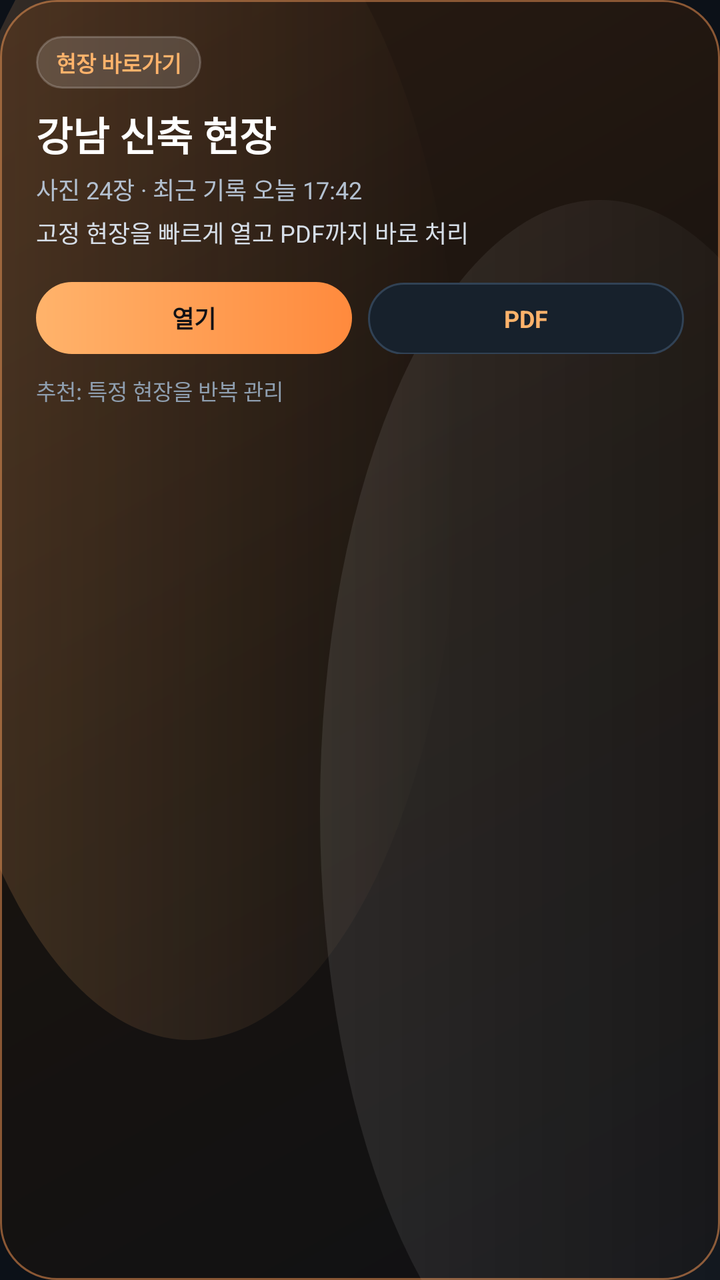
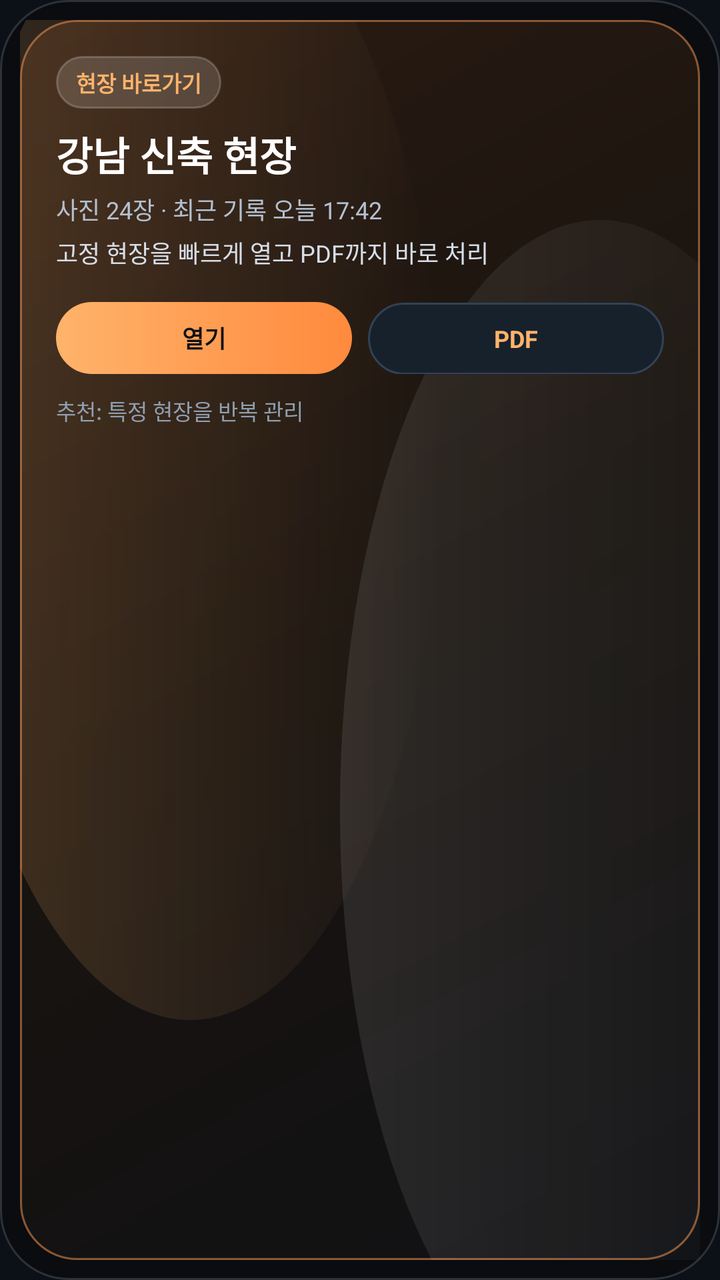

Screens rendered from an Android XML layout before and after an edit, with the pre-edit source and the edit as a unified diff.
<!-- AndroidManifest.xml: application theme Theme.Siteboard -->
<!-- res/layout/widget_preview_project_shortcut.xml -->
<?xml version="1.0" encoding="utf-8"?>
<LinearLayout xmlns:android="http://schemas.android.com/apk/res/android"
    android:layout_width="match_parent"
    android:layout_height="match_parent"
    android:background="@drawable/bg_widget_preview_luxury"
    android:orientation="vertical"
    android:padding="18dp">

    <TextView
        android:layout_width="wrap_content"
        android:layout_height="wrap_content"
        android:background="@drawable/bg_widget_preview_pill"
        android:paddingHorizontal="10dp"
        android:paddingVertical="5dp"
        android:text="현장 바로가기"
        android:textColor="#FFFFB36B"
        android:textSize="11sp"
        android:textStyle="bold" />

    <TextView
        android:layout_width="match_parent"
        android:layout_height="wrap_content"
        android:layout_marginTop="8dp"
        android:text="강남 신축 현장"
        android:textColor="@android:color/white"
        android:textSize="20sp"
        android:textStyle="bold" />

    <TextView
        android:layout_width="match_parent"
        android:layout_height="wrap_content"
        android:layout_marginTop="4dp"
        android:text="사진 24장 · 최근 기록 오늘 17:42"
        android:textColor="#B3C0D0"
        android:textSize="12sp" />

    <TextView
        android:layout_width="match_parent"
        android:layout_height="wrap_content"
        android:layout_marginTop="4dp"
        android:text="고정 현장을 빠르게 열고 PDF까지 바로 처리"
        android:textColor="#D6DEE8"
        android:textSize="12sp" />

    <LinearLayout
        android:layout_width="match_parent"
        android:layout_height="wrap_content"
        android:layout_marginTop="16dp"
        android:orientation="horizontal">

        <TextView
            android:layout_width="0dp"
            android:layout_height="36dp"
            android:layout_weight="1"
            android:background="@drawable/bg_primary_button"
            android:gravity="center"
            android:text="열기"
            android:textColor="#0F1115"
            android:textSize="12sp"
            android:textStyle="bold" />

        <TextView
            android:layout_width="0dp"
            android:layout_height="36dp"
            android:layout_marginStart="8dp"
            android:layout_weight="1"
            android:background="@drawable/bg_secondary_button"
            android:gravity="center"
            android:text="PDF"
            android:textColor="#FFFFB36B"
            android:textSize="12sp"
            android:textStyle="bold" />
    </LinearLayout>

    <TextView
        android:layout_width="match_parent"
        android:layout_height="wrap_content"
        android:layout_marginTop="10dp"
        android:text="추천: 특정 현장을 반복 관리"
        android:textColor="#8F9FB0"
        android:textSize="11sp" />
</LinearLayout>
<!-- resources referenced by this layout -->
<resources>
  <!-- drawable bg_primary_button (drawable) -->
  <?xml version="1.0" encoding="utf-8"?>
  <shape xmlns:android="http://schemas.android.com/apk/res/android" android:shape="rectangle">
      <gradient
          android:angle="0"
          android:startColor="#FFB36B"
          android:endColor="#FF8A3D" />
      <corners android:radius="18dp" />
  </shape>
  <!-- drawable bg_secondary_button (drawable) -->
  <?xml version="1.0" encoding="utf-8"?>
  <shape xmlns:android="http://schemas.android.com/apk/res/android" android:shape="rectangle">
      <solid android:color="#17212C" />
      <corners android:radius="18dp" />
      <stroke
          android:width="1dp"
          android:color="#314255" />
  </shape>
  <!-- drawable bg_widget_preview_pill (drawable) -->
  <?xml version="1.0" encoding="utf-8"?>
  <shape xmlns:android="http://schemas.android.com/apk/res/android" android:shape="rectangle">
      <solid android:color="#26FFFFFF" />
      <corners android:radius="999dp" />
      <stroke
          android:width="1dp"
          android:color="#33FFFFFF" />
  </shape>
  <style name="Theme.Siteboard" parent="Theme.MaterialComponents.DayNight.NoActionBar">
  
          <item name="colorPrimary">@color/orange_primary</item>
          <item name="colorPrimaryVariant">@color/orange_deep</item>
          <item name="colorOnPrimary">#10141B</item>
  
          <item name="colorSecondary">@color/teal_accent</item>
          <item name="colorSecondaryVariant">@color/teal_accent</item>
          <item name="colorOnSecondary">#081118</item>
  
          <item name="colorError">@color/danger_accent</item>
  
          <item name="android:colorBackground">@color/bg_dark</item>
          <item name="colorSurface">@color/surface_dark</item>
  
          <item name="android:statusBarColor">@color/bg_dark</item>
          <item name="android:navigationBarColor">@color/bg_dark</item>
          <item name="android:windowLightStatusBar" tools:targetApi="m">false</item>
  
          <item name="android:windowSplashScreenBackground" tools:targetApi="s">@color/bg_dark</item>
          <item name="android:windowSplashScreenAnimatedIcon" tools:targetApi="s">@android:color/transparent</item>
          <item name="android:windowSplashScreenAnimationDuration" tools:targetApi="s">0</item>
      </style>
  <color name="orange_primary">#FFB36B</color>
  <color name="orange_deep">#FF8A3D</color>
  <color name="teal_accent">#54D4C4</color>
  <color name="danger_accent">#F06D7D</color>
  <color name="bg_dark">#0C1118</color>
  <color name="surface_dark">#151E29</color>
  <!-- unchanged entries left out for length: 1 -->
</resources>

<!-- the commit's change to res/layout/widget_preview_project_shortcut.xml (unified diff, before → after) -->
@@ -1,82 +1,89 @@
 <?xml version="1.0" encoding="utf-8"?>
-<LinearLayout xmlns:android="http://schemas.android.com/apk/res/android"
+<FrameLayout xmlns:android="http://schemas.android.com/apk/res/android"
     android:layout_width="match_parent"
     android:layout_height="match_parent"
-    android:background="@drawable/bg_widget_preview_luxury"
-    android:orientation="vertical"
-    android:padding="18dp">
-
-    <TextView
-        android:layout_width="wrap_content"
-        android:layout_height="wrap_content"
-        android:background="@drawable/bg_widget_preview_pill"
-        android:paddingHorizontal="10dp"
-        android:paddingVertical="5dp"
-        android:text="현장 바로가기"
-        android:textColor="#FFFFB36B"
-        android:textSize="11sp"
-        android:textStyle="bold" />
-
-    <TextView
-        android:layout_width="match_parent"
-        android:layout_height="wrap_content"
-        android:layout_marginTop="8dp"
-        android:text="강남 신축 현장"
-        android:textColor="@android:color/white"
-        android:textSize="20sp"
-        android:textStyle="bold" />
-
-    <TextView
-        android:layout_width="match_parent"
-        android:layout_height="wrap_content"
-        android:layout_marginTop="4dp"
-        android:text="사진 24장 · 최근 기록 오늘 17:42"
-        android:textColor="#B3C0D0"
-        android:textSize="12sp" />
-
-    <TextView
-        android:layout_width="match_parent"
-        android:layout_height="wrap_content"
-        android:layout_marginTop="4dp"
-        android:text="고정 현장을 빠르게 열고 PDF까지 바로 처리"
-        android:textColor="#D6DEE8"
-        android:textSize="12sp" />
+    android:background="@drawable/bg_widget_preview_frame"
+    android:padding="10dp">
 
     <LinearLayout
         android:layout_width="match_parent"
-        android:layout_height="wrap_content"
-        android:layout_marginTop="16dp"
-        android:orientation="horizontal">
+        android:layout_height="match_parent"
+        android:background="@drawable/bg_widget_preview_luxury"
+        android:orientation="vertical"
+        android:padding="18dp">
 
         <TextView
-            android:layout_width="0dp"
-            android:layout_height="36dp"
-            android:layout_weight="1"
-            android:background="@drawable/bg_primary_button"
-            android:gravity="center"
-            android:text="열기"
-            android:textColor="#0F1115"
-            android:textSize="12sp"
+            android:layout_width="wrap_content"
+            android:layout_height="wrap_content"
+            android:background="@drawable/bg_widget_preview_pill"
+            android:paddingHorizontal="10dp"
+            android:paddingVertical="5dp"
+            android:text="현장 바로가기"
+            android:textColor="#FFFFB36B"
+            android:textSize="11sp"
             android:textStyle="bold" />
 
         <TextView
-            android:layout_width="0dp"
-            android:layout_height="36dp"
-            android:layout_marginStart="8dp"
-            android:layout_weight="1"
-            android:background="@drawable/bg_secondary_button"
-            android:gravity="center"
-            android:text="PDF"
-            android:textColor="#FFFFB36B"
-            android:textSize="12sp"
+            android:layout_width="match_parent"
+            android:layout_height="wrap_content"
+            android:layout_marginTop="8dp"
+            android:text="강남 신축 현장"
+            android:textColor="@android:color/white"
+            android:textSize="20sp"
             android:textStyle="bold" />
+
+        <TextView
+            android:layout_width="match_parent"
+            android:layout_height="wrap_content"
+            android:layout_marginTop="4dp"
+            android:text="사진 24장 · 최근 기록 오늘 17:42"
+            android:textColor="#B3C0D0"
+            android:textSize="12sp" />
+
+        <TextView
+            android:layout_width="match_parent"
+            android:layout_height="wrap_content"
+            android:layout_marginTop="4dp"
+            android:text="고정 현장을 빠르게 열고 PDF까지 바로 처리"
+            android:textColor="#D6DEE8"
+            android:textSize="12sp" />
+
+        <LinearLayout
+            android:layout_width="match_parent"
+            android:layout_height="wrap_content"
+            android:layout_marginTop="16dp"
+            android:orientation="horizontal">
+
+            <TextView
+                android:layout_width="0dp"
+                android:layout_height="36dp"
+                android:layout_weight="1"
+                android:background="@drawable/bg_primary_button"
+                android:gravity="center"
+                android:text="열기"
+                android:textColor="#0F1115"
+                android:textSize="12sp"
+                android:textStyle="bold" />
+
+            <TextView
+                android:layout_width="0dp"
+                android:layout_height="36dp"
+                android:layout_marginStart="8dp"
+                android:layout_weight="1"
+                android:background="@drawable/bg_secondary_button"
+                android:gravity="center"
+                android:text="PDF"
+                android:textColor="#FFFFB36B"
+                android:textSize="12sp"
+                android:textStyle="bold" />
+        </LinearLayout>
+
+        <TextView
+            android:layout_width="match_parent"
+            android:layout_height="wrap_content"
+            android:layout_marginTop="10dp"
+            android:text="추천: 특정 현장을 반복 관리"
+            android:textColor="#8F9FB0"
+            android:textSize="11sp" />
     </LinearLayout>
-
-    <TextView
-        android:layout_width="match_parent"
-        android:layout_height="wrap_content"
-        android:layout_marginTop="10dp"
-        android:text="추천: 특정 현장을 반복 관리"
-        android:textColor="#8F9FB0"
-        android:textSize="11sp" />
-</LinearLayout>
+</FrameLayout>
<!-- resource entries referenced after the edit -->
@@ -17,6 +17,15 @@
       <stroke
           android:width="1dp"
           android:color="#314255" />
+  </shape>
+  <!-- drawable bg_widget_preview_frame (drawable) -->
+  <?xml version="1.0" encoding="utf-8"?>
+  <shape xmlns:android="http://schemas.android.com/apk/res/android" android:shape="rectangle">
+      <solid android:color="#0A0C0F" />
+      <corners android:radius="34dp" />
+      <stroke
+          android:width="1dp"
+          android:color="#2D3138" />
   </shape>
   <!-- drawable bg_widget_preview_pill (drawable) -->
   <?xml version="1.0" encoding="utf-8"?>
